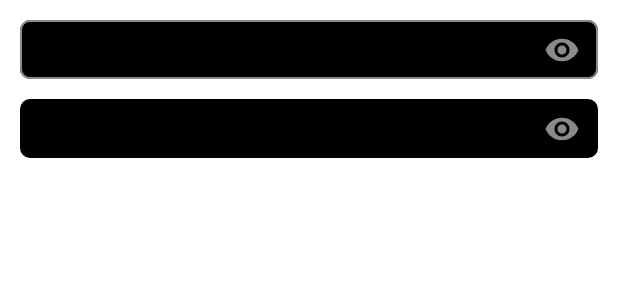
After one commit to phatmwj/EasyLearning, an Android app: the layout activity_login.xml on its own in the app's theme, with its tools: preview values and no code run, on a phone screen of 412 x 824 dp. The commit adds this screen. Shown: the top 300 px of the screen. Run offline under Robolectric (Android 15) with nearby library versions, the phone set to English and light mode, and no system bars.

```diff
--- a/source/app/build.gradle
+++ b/source/app/build.gradle
@@ -20,7 +20,7 @@ android {
         buildConfigField "String", "BASE_URL", "\"https://ww-user-api.developteam.net\""
         buildConfigField "String", "UPDATE_URL", "\"https://update.digibes.de/qrlive/qrcode_random.txt\""
         buildConfigField "String", "MEDIA_URL", "\"https://org-media-template.developteam.net\""
-        buildConfigField "String", "WS_URL", "\"wss://socket-spos.itz.io.vn\""
+        buildConfigField "String", "WS_URL", "\"wss://socket.phatluu.net/ws\""
         buildConfigField "String", "GOOGLE_MAP_URL", "\"https://maps.googleapis.com/maps/api\""
         buildConfigField "String", "BANK_URL", "\"https://api.vietqr.io\""
 
--- a/source/app/src/main/java/tpp/profixer/customer/ui/base/activity/BaseActivity.java
+++ b/source/app/src/main/java/tpp/profixer/customer/ui/base/activity/BaseActivity.java
@@ -252,7 +252,7 @@ public abstract class BaseActivity<B extends ViewDataBinding, V extends BaseView
 
     @Override
     public void onStatusChanged(String provider, int status, Bundle extras) {
-        LocationListener.super.onStatusChanged(provider, status, extras);
+//        LocationListener.super.onStatusChanged(provider, status, extras);
     }
 
     @Override
--- a/source/app/src/main/java/tpp/profixer/customer/ui/splash/SplashActivity.java
+++ b/source/app/src/main/java/tpp/profixer/customer/ui/splash/SplashActivity.java
@@ -69,7 +69,7 @@ public class SplashActivity extends BaseActivity<ActivityMainBinding, SplashView
     protected void onCreate(@Nullable Bundle savedInstanceState) {
         super.onCreate(savedInstanceState);
 
-        checkLocationPermission();
+        navigateToHome();
     }
 
     private void checkLocationPermission(){
@@ -86,7 +86,7 @@ public class SplashActivity extends BaseActivity<ActivityMainBinding, SplashView
     }
 
     private void navigateToHome(){
-        Intent intent = new Intent(this, MapActivity.class);
+        Intent intent = new Intent(this, HomeActivity.class);
         startActivity(intent);
         finish();
     }
--- /dev/null
+++ b/source/app/src/main/res/color/icon_bottom_navigation.xml
@@ -0,0 +1,5 @@
+<?xml version="1.0" encoding="utf-8"?>
+<selector xmlns:android="http://schemas.android.com/apk/res/android">
+    <item android:color="@color/app_color" android:state_checked="true"/>
+    <item android:color="@color/gray" android:state_checked="false"/>
+</selector>
--- a/source/app/src/main/res/layout/activity_home.xml
+++ b/source/app/src/main/res/layout/activity_home.xml
@@ -26,6 +26,9 @@
             android:layout_height="@dimen/design_bottom_navigation_height"
             android:layout_alignParentBottom="true"
             app:itemBackground="@color/white"
+            app:itemIconTint="@color/icon_bottom_navigation"
+            app:itemTextAppearanceActive="@color/app_color"
+            app:itemTextAppearanceInactive="@color/gray"
             app:menu="@menu/bottom_nav_menu"
             app:labelVisibilityMode="labeled"
             android:background="@color/white"
--- /dev/null
+++ b/source/app/src/main/res/layout/activity_login.xml
@@ -0,0 +1,71 @@
+<?xml version="1.0" encoding="utf-8"?>
+<layout xmlns:android="http://schemas.android.com/apk/res/android"
+    xmlns:app="http://schemas.android.com/apk/res-auto">
+
+    <data>
+
+    </data>
+
+    <LinearLayout
+        android:layout_width="match_parent"
+        android:layout_height="match_parent"
+        android:orientation="vertical"
+        android:padding="@dimen/_10sdp">
+        <com.google.android.material.textfield.TextInputLayout
+            android:layout_width="match_parent"
+            android:layout_height="wrap_content"
+            android:layout_marginBottom="@dimen/_10sdp"
+            style="@style/Widget.MaterialComponents.TextInputLayout.OutlinedBox.Dense"
+            app:boxBackgroundMode="outline"
+            app:shapeAppearanceOverlay="@style/Rounded"
+            app:expandedHintEnabled="false"
+            app:hintEnabled="false"
+            app:boxStrokeColor="#CCADADAD"
+            app:boxBackgroundColor="@color/black"
+            app:boxStrokeWidthFocused="@dimen/_1sdp"
+            app:boxStrokeWidth="0dp"
+            app:endIconMode="password_toggle"
+            app:endIconTint="#CCADADAD"
+            app:hintAnimationEnabled="true">
+
+            <com.google.android.material.textfield.TextInputEditText
+                android:layout_width="match_parent"
+                android:layout_height="@dimen/_30sdp"
+                android:ellipsize="end"
+                android:focusable="true"
+                style="@style/information_edit_text"
+                android:importantForAccessibility="yes"
+                android:inputType="textPassword"
+                android:text=""
+                android:maxLines="1"/>
+        </com.google.android.material.textfield.TextInputLayout>
+
+        <com.google.android.material.textfield.TextInputLayout
+            android:layout_width="match_parent"
+            android:layout_height="wrap_content"
+            style="@style/Widget.MaterialComponents.TextInputLayout.OutlinedBox.Dense"
+            app:boxBackgroundMode="outline"
+            app:shapeAppearanceOverlay="@style/Rounded"
+            app:expandedHintEnabled="false"
+            app:hintEnabled="false"
+            app:boxStrokeColor="#CCADADAD"
+            app:boxBackgroundColor="@color/black"
+            app:boxStrokeWidthFocused="@dimen/_1sdp"
+            app:boxStrokeWidth="0dp"
+            app:endIconMode="password_toggle"
+            app:endIconTint="#CCADADAD"
+            app:hintAnimationEnabled="true">
+
+            <com.google.android.material.textfield.TextInputEditText
+                android:layout_width="match_parent"
+                android:layout_height="@dimen/_30sdp"
+                android:ellipsize="end"
+                android:focusable="true"
+                style="@style/information_edit_text"
+                android:importantForAccessibility="yes"
+                android:inputType="textPassword"
+                android:text=""
+                android:maxLines="1"/>
+        </com.google.android.material.textfield.TextInputLayout>
+    </LinearLayout>
+</layout>
--- a/source/app/src/main/res/values/colors.xml
+++ b/source/app/src/main/res/values/colors.xml
@@ -10,5 +10,7 @@
     <color name="primary_color">#0D72FF</color>
     <color name="secondary_color">#ffffff</color>
     <!-- -->
+    <color name="app_color">#34B1FD</color>
+    <color name="gray">#7C7C7C</color>
 
 </resources>
--- a/source/app/src/main/res/values/styles.xml
+++ b/source/app/src/main/res/values/styles.xml
@@ -22,10 +22,22 @@
 
 
     <style name="ThemeOverlay.App.BottomNavigationView" parent="">
-        <item name="colorPrimary">@color/black</item>
-        <item name="colorOnPrimary">@color/black</item>
+        <item name="colorPrimary">@color/app_color</item>
+        <item name="colorOnPrimary">@color/app_color</item>
         <item name="fontFamily">@font/roboto_bold</item>
         <item name="android:fontFamily">@font/roboto_bold</item>
     </style>
 
+    <style name="Rounded" parent="ShapeAppearance.MaterialComponents.SmallComponent">
+        <item name="cornerFamily">rounded</item>
+        <item name="cornerSize">@dimen/_5sdp</item>
+    </style>
+
+    <style name="information_edit_text">
+        <item name="fontFamily">@font/roboto_medium</item>
+        <item name="android:fontFamily">@font/roboto_medium</item>
+        <item name="android:textColor">@color/black</item>
+        <item name="android:textSize">@dimen/_9ssp</item>
+    </style>
+
 </resources>
```
